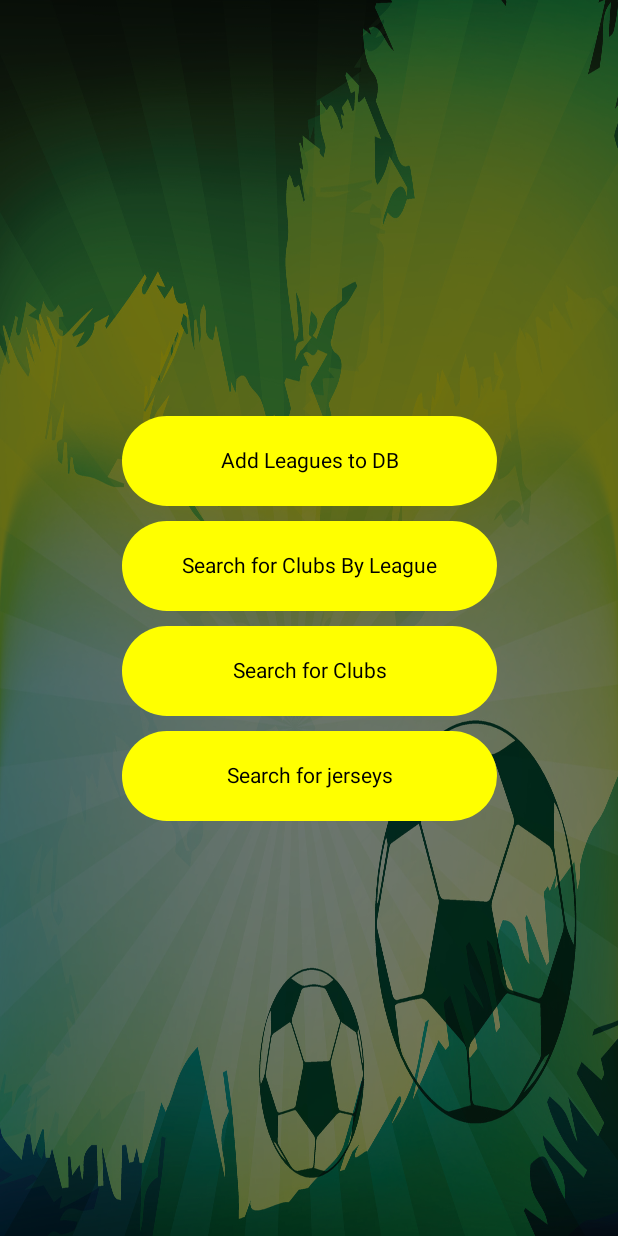
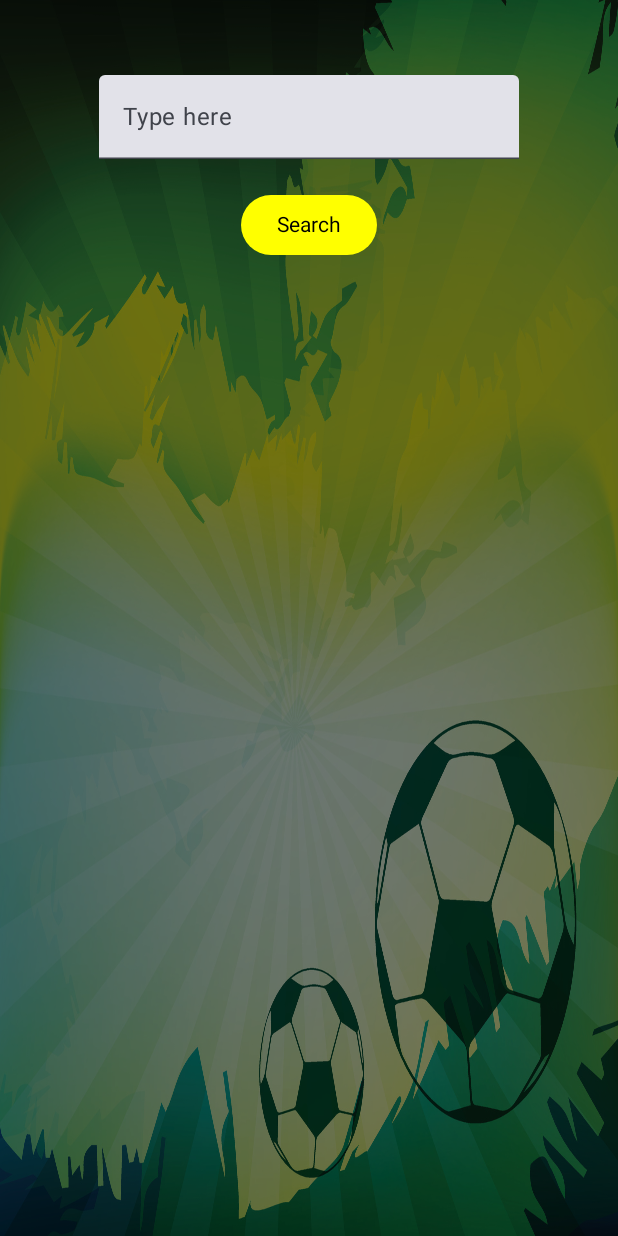
Before and after one commit to pendragon-us/Scoccer_App, an Android app built with Jetpack Compose: the screen it shows after launch (MainActivity before the commit, SearchForClubsFromDBScreen after it), after a tap on "Search for Clubs", on a phone screen of 412 x 824 dp. Run offline under Robolectric (Android 15) with nearby library versions, the light colour scheme and no system bars; our stand-ins replace Room's generated code.

Commit message:
Added 3rd button. But the problem is images not loading to the screen. need to fix that bug.

```diff
--- a/app/src/main/AndroidManifest.xml
+++ b/app/src/main/AndroidManifest.xml
@@ -1,7 +1,9 @@
 <?xml version="1.0" encoding="utf-8"?>
 <manifest xmlns:android="http://schemas.android.com/apk/res/android"
     xmlns:tools="http://schemas.android.com/tools">
+
     <uses-permission android:name="android.permission.INTERNET" />
+
     <application
         android:allowBackup="true"
         android:dataExtractionRules="@xml/data_extraction_rules"
@@ -12,6 +14,16 @@
         android:supportsRtl="true"
         android:theme="@style/Theme.ScoccerApplication"
         tools:targetApi="31">
+        <activity
+            android:name=".button3_SearchForClubs.SearchForClubsFromDBScreen"
+            android:exported="false"
+            android:label="@string/title_activity_seatch_for_clubs_from_dbscreen"
+            android:theme="@style/Theme.ScoccerApplication" />
+        <activity
+            android:name=".button3_SearchForClubs.SearchForClubsScreen"
+            android:exported="false"
+            android:label="@string/title_activity_searc_for_clubs_screen"
+            android:theme="@style/Theme.ScoccerApplication" />
         <activity
             android:name=".button2_SearchForClubsByLeague.SearchForClubsByLeagueScreen"
             android:exported="false"
--- a/app/src/main/java/com/example/scoccerapplication/MainActivity.kt
+++ b/app/src/main/java/com/example/scoccerapplication/MainActivity.kt
@@ -36,6 +36,7 @@ import androidx.room.Room
 import com.example.scoccerapplication.DataBase.AppDataBase
 import com.example.scoccerapplication.button1_AddLeaguesToDB.leagues
 import com.example.scoccerapplication.button2_SearchForClubsByLeague.SearchForClubsByLeagueScreen
+import com.example.scoccerapplication.button3_SearchForClubs.SearchForClubsFromDBScreen
 import com.example.scoccerapplication.ui.theme.ScoccerApplicationTheme
 import kotlinx.coroutines.Dispatchers
 import kotlinx.coroutines.launch
@@ -141,7 +142,10 @@ class MainActivity : ComponentActivity() {
                     modifier = Modifier
                         .height(60.dp)
                         .width(250.dp),
-                    onClick = {}
+                    onClick = {
+                        val intent = Intent(context, SearchForClubsFromDBScreen::class.java)
+                        context.startActivity(intent)
+                    }
                 ) {
                     Text(text = "Search for Clubs",style = TextStyle(color = Color.Black))
                 }
--- /dev/null
+++ b/app/src/main/java/com/example/scoccerapplication/button3_SearchForClubs/SearchForClubsFromDBScreen.kt
@@ -0,0 +1,165 @@
+package com.example.scoccerapplication.button3_SearchForClubs
+
+import android.graphics.Bitmap
+import android.graphics.BitmapFactory
+import android.os.Bundle
+import android.util.Log
+import androidx.activity.ComponentActivity
+import androidx.activity.compose.setContent
+import androidx.activity.enableEdgeToEdge
+import androidx.compose.foundation.Image
+import androidx.compose.foundation.background
+import androidx.compose.foundation.layout.Box
+import androidx.compose.foundation.layout.Column
+import androidx.compose.foundation.layout.Spacer
+import androidx.compose.foundation.layout.fillMaxSize
+import androidx.compose.foundation.layout.height
+import androidx.compose.foundation.layout.padding
+import androidx.compose.foundation.layout.size
+import androidx.compose.foundation.lazy.LazyColumn
+import androidx.compose.foundation.lazy.items
+import androidx.compose.material3.Button
+import androidx.compose.material3.ButtonDefaults
+import androidx.compose.material3.Scaffold
+import androidx.compose.material3.Text
+import androidx.compose.material3.TextField
+import androidx.compose.runtime.Composable
+import androidx.compose.runtime.LaunchedEffect
+import androidx.compose.runtime.getValue
+import androidx.compose.runtime.mutableStateOf
+import androidx.compose.runtime.remember
+import androidx.compose.runtime.setValue
+import androidx.compose.ui.Alignment
+import androidx.compose.ui.Modifier
+import androidx.compose.ui.graphics.Color
+import androidx.compose.ui.graphics.asImageBitmap
+import androidx.compose.ui.layout.ContentScale
+import androidx.compose.ui.res.painterResource
+import androidx.compose.ui.text.TextStyle
+import androidx.compose.ui.tooling.preview.Preview
+import androidx.compose.ui.unit.dp
+import androidx.compose.ui.unit.sp
+import androidx.room.Room
+import com.example.scoccerapplication.DataBase.AppDataBase
+import com.example.scoccerapplication.R
+import com.example.scoccerapplication.button2_SearchForClubsByLeague.Club
+import com.example.scoccerapplication.button3_SearchForClubs.ui.theme.ScoccerApplicationTheme
+import kotlinx.coroutines.CoroutineScope
+import kotlinx.coroutines.Dispatchers
+import kotlinx.coroutines.launch
+import kotlinx.coroutines.withContext
+import java.net.HttpURLConnection
+import java.net.URL
+
+class SearchForClubsFromDBScreen : ComponentActivity() {
+
+    private lateinit var db: AppDataBase
+    override fun onCreate(savedInstanceState: Bundle?) {
+        db = Room.databaseBuilder(applicationContext, AppDataBase::class.java, "app_database").build()
+        super.onCreate(savedInstanceState)
+        enableEdgeToEdge()
+        setContent {
+            ScoccerApplicationTheme {
+                DisplayTheUI()
+            }
+        }
+    }
+
+    @Preview(showBackground = true)
+    @Composable
+    fun DisplayTheUI() {
+        var text by remember { mutableStateOf("") }
+        var clubs by remember { mutableStateOf(listOf<Club>()) }
+        var isLoading by remember { mutableStateOf(false) }
+        val buttonColor = ButtonDefaults.buttonColors(containerColor = Color.Yellow)
+
+        Box(modifier = Modifier.fillMaxSize()) {
+            Image(
+                modifier = Modifier.fillMaxSize(),
+                painter = painterResource(id = R.drawable.football),
+                contentDescription = "Soccer App",
+                contentScale = ContentScale.FillBounds
+            )
+            Box(
+                modifier = Modifier
+                    .fillMaxSize()
+                    .background(Color.Black.copy(alpha = 0.5f))
+            )
+
+            Column(
+                modifier = Modifier.fillMaxSize(),
+                horizontalAlignment = Alignment.CenterHorizontally
+            ) {
+
+                Spacer(modifier = Modifier.height(50.dp))
+
+                TextField(
+                    value = text,
+                    onValueChange = { newText -> text = newText },
+                    label = { Text("Type here") }
+                )
+
+                Spacer(modifier = Modifier.height(20.dp))
+
+                Button(
+                    colors = buttonColor,
+                    onClick = {
+                        isLoading = true
+                        CoroutineScope(Dispatchers.IO).launch {
+                            clubs = db.clubDao().searchClubs("%$text%")
+                            withContext(Dispatchers.Main) {
+                                isLoading = false
+                            }
+                        }
+                        Log.d("Clubs", clubs.toString())
+                    }
+                ) {
+                    Text(text = "Search", style = TextStyle(color = Color.Black))
+                }
+
+                Spacer(modifier = Modifier.height(20.dp))
+
+                if (isLoading) {
+                    Text(text = "Loading...", color = Color.White, fontSize = 20.sp)
+                } else {
+                    LazyColumn {
+                        items(clubs) {club ->
+                            Text(text = "Name: ${club.name}", color = Color.White)
+                            Text(text = "League: ${club.strLeague}", color = Color.White)
+                            val imageBitmap = loadImageFromUrl(club.strTeamLogo)
+                            imageBitmap?.let {
+                                Image(
+                                    bitmap = it.asImageBitmap(),
+                                    contentDescription = "Club Logo",
+                                    modifier = Modifier.size(200.dp)
+                                )
+                            }
+                            Spacer(modifier = Modifier.height(10.dp))
+                        }
+                    }
+                }
+            }
+        }
+    }
+
+    @Composable
+    fun loadImageFromUrl(url: String): Bitmap? {
+        var bitmap by remember { mutableStateOf<Bitmap?>(null) }
+        LaunchedEffect(url) {
+            bitmap = withContext(Dispatchers.IO) {
+                try {
+                    val connection = URL(url).openConnection() as HttpURLConnection
+                    connection.doInput = true
+                    connection.connect()
+                    val input = connection.inputStream
+                    BitmapFactory.decodeStream(input)
+                } catch (e: Exception) {
+                    null
+                }
+            }
+        }
+        return bitmap
+    }
+
+
+}
--- /dev/null
+++ b/app/src/main/java/com/example/scoccerapplication/button3_SearchForClubs/ui/theme/Color.kt
@@ -0,0 +1,11 @@
+package com.example.scoccerapplication.button3_SearchForClubs.ui.theme
+
+import androidx.compose.ui.graphics.Color
+
+val Purple80 = Color(0xFFD0BCFF)
+val PurpleGrey80 = Color(0xFFCCC2DC)
+val Pink80 = Color(0xFFEFB8C8)
+
+val Purple40 = Color(0xFF6650a4)
+val PurpleGrey40 = Color(0xFF625b71)
+val Pink40 = Color(0xFF7D5260)
--- /dev/null
+++ b/app/src/main/java/com/example/scoccerapplication/button3_SearchForClubs/ui/theme/Theme.kt
@@ -0,0 +1,58 @@
+package com.example.scoccerapplication.button3_SearchForClubs.ui.theme
+
+import android.app.Activity
+import android.os.Build
+import androidx.compose.foundation.isSystemInDarkTheme
+import androidx.compose.material3.MaterialTheme
+import androidx.compose.material3.darkColorScheme
+import androidx.compose.material3.dynamicDarkColorScheme
+import androidx.compose.material3.dynamicLightColorScheme
+import androidx.compose.material3.lightColorScheme
+import androidx.compose.runtime.Composable
+import androidx.compose.ui.platform.LocalContext
+
+private val DarkColorScheme = darkColorScheme(
+    primary = Purple80,
+    secondary = PurpleGrey80,
+    tertiary = Pink80
+)
+
+private val LightColorScheme = lightColorScheme(
+    primary = Purple40,
+    secondary = PurpleGrey40,
+    tertiary = Pink40
+
+    /* Other default colors to override
+    background = Color(0xFFFFFBFE),
+    surface = Color(0xFFFFFBFE),
+    onPrimary = Color.White,
+    onSecondary = Color.White,
+    onTertiary = Color.White,
+    onBackground = Color(0xFF1C1B1F),
+    onSurface = Color(0xFF1C1B1F),
+    */
+)
+
+@Composable
+fun ScoccerApplicationTheme(
+    darkTheme: Boolean = isSystemInDarkTheme(),
+    // Dynamic color is available on Android 12+
+    dynamicColor: Boolean = true,
+    content: @Composable () -> Unit
+) {
+    val colorScheme = when {
+        dynamicColor && Build.VERSION.SDK_INT >= Build.VERSION_CODES.S -> {
+            val context = LocalContext.current
+            if (darkTheme) dynamicDarkColorScheme(context) else dynamicLightColorScheme(context)
+        }
+
+        darkTheme -> DarkColorScheme
+        else -> LightColorScheme
+    }
+
+    MaterialTheme(
+        colorScheme = colorScheme,
+        typography = Typography,
+        content = content
+    )
+}
--- /dev/null
+++ b/app/src/main/java/com/example/scoccerapplication/button3_SearchForClubs/ui/theme/Type.kt
@@ -0,0 +1,34 @@
+package com.example.scoccerapplication.button3_SearchForClubs.ui.theme
+
+import androidx.compose.material3.Typography
+import androidx.compose.ui.text.TextStyle
+import androidx.compose.ui.text.font.FontFamily
+import androidx.compose.ui.text.font.FontWeight
+import androidx.compose.ui.unit.sp
+
+// Set of Material typography styles to start with
+val Typography = Typography(
+    bodyLarge = TextStyle(
+        fontFamily = FontFamily.Default,
+        fontWeight = FontWeight.Normal,
+        fontSize = 16.sp,
+        lineHeight = 24.sp,
+        letterSpacing = 0.5.sp
+    )
+    /* Other default text styles to override
+    titleLarge = TextStyle(
+        fontFamily = FontFamily.Default,
+        fontWeight = FontWeight.Normal,
+        fontSize = 22.sp,
+        lineHeight = 28.sp,
+        letterSpacing = 0.sp
+    ),
+    labelSmall = TextStyle(
+        fontFamily = FontFamily.Default,
+        fontWeight = FontWeight.Medium,
+        fontSize = 11.sp,
+        lineHeight = 16.sp,
+        letterSpacing = 0.5.sp
+    )
+    */
+)
--- a/app/src/main/res/values/strings.xml
+++ b/app/src/main/res/values/strings.xml
@@ -2,4 +2,6 @@
     <string name="app_name">ScoccerApplication</string>
     <string name="title_activity_search_for_clubs_by_league_screen">SearchForClubsByLeagueScreen
     </string>
+    <string name="title_activity_searc_for_clubs_screen">SearcForClubsScreen</string>
+    <string name="title_activity_seatch_for_clubs_from_dbscreen">SeatchForClubsFromDBScreen</string>
 </resources>
```
